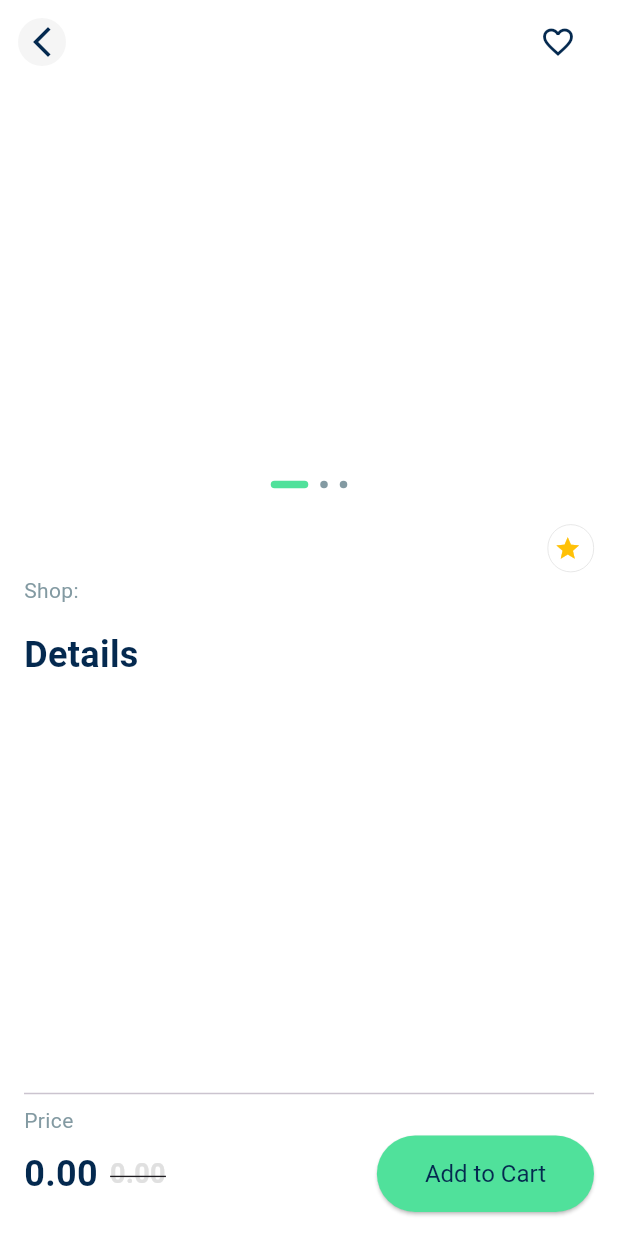
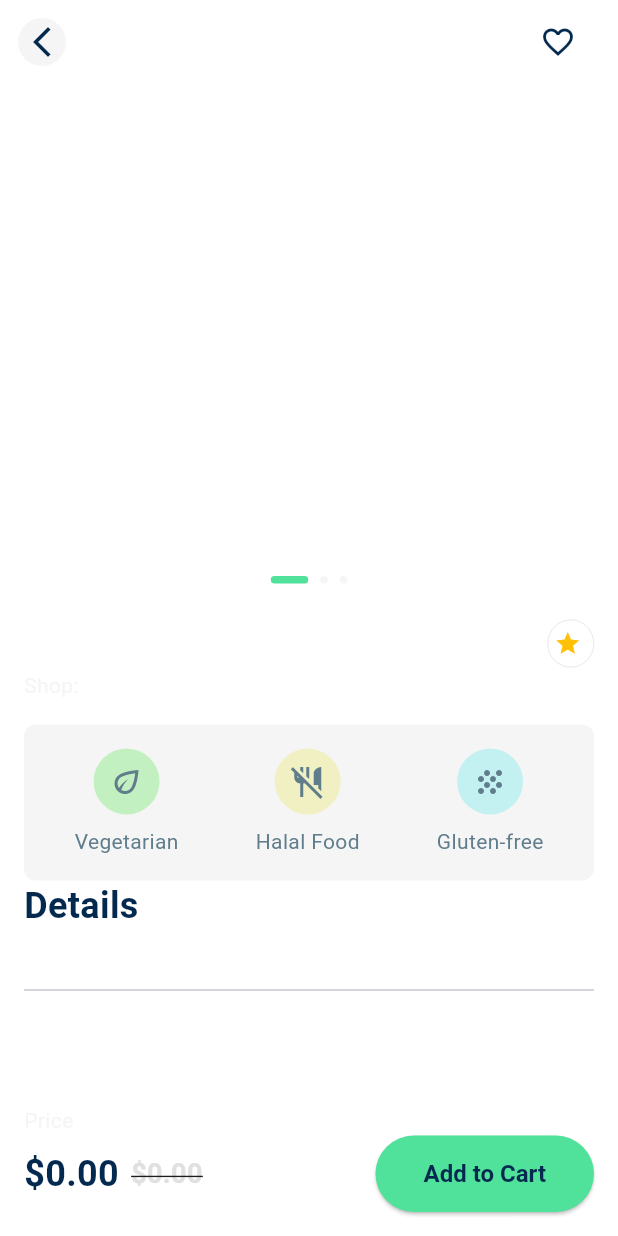
Before and after one commit to gabrielhfdl/bento-challenge, a Flutter app: the SpecialItemDetailPage screen opened directly with empty values, on a phone screen of 412 x 824 dp. Run offline on Flutter 3.47's test engine with Material 3 defaults, Android fonts, the phone set to English and light mode, and no system bars; drawn by our look-alikes of smooth_page_indicator; our stand-ins replace cached_network_image, rxdart; network calls fail.

```diff
--- a/lib/main.dart
+++ b/lib/main.dart
@@ -17,8 +17,10 @@ class MyApp extends StatelessWidget {
   Widget build(BuildContext context) {
     return MaterialApp(
       theme: ThemeData(
-        colorScheme: ColorScheme.fromSeed(seedColor: Colors.deepPurple),
-        useMaterial3: true,
+        appBarTheme: const AppBarTheme(
+          backgroundColor: Colors.white,
+          elevation: 0,
+        ),
       ),
       home: const HomePage(),
     );
--- a/lib/presentation/pages/special_item_details_page.dart
+++ b/lib/presentation/pages/special_item_details_page.dart
@@ -1,6 +1,8 @@
 import 'package:bento_challenge/presentation/widgets/custom_app_bar.dart';
+import 'package:bento_challenge/presentation/widgets/nutritional_information.dart';
 import 'package:bento_challenge/presentation/widgets/rating_widget.dart';
 import 'package:bento_challenge/utils/bento_colors.dart';
+import 'package:cached_network_image/cached_network_image.dart';
 import 'package:flutter/material.dart';
 import 'package:smooth_page_indicator/smooth_page_indicator.dart';
 
@@ -48,23 +50,36 @@ class _SpecialItemDetailPageState extends State<SpecialItemDetailPage> {
           _setFavorite();
         },
       ),
-      body: Padding(
-        padding: const EdgeInsets.all(16.0),
+      body: Stack(
+        children: [
+          SingleChildScrollView(
+            padding: const EdgeInsets.only(
+              left: 16.0,
+              right: 16.0,
+              top: 16.0,
+              bottom:
+                  120.0, // padding para evitar sobreposição com a coluna fixa
+            ),
             child: Column(
               crossAxisAlignment: CrossAxisAlignment.start,
               children: [
-            Expanded(
-              child: SizedBox(
-                height: 500,
+                SizedBox(
+                  height: 300,
                   child: PageView.builder(
                     controller: _pageController,
                     itemCount: widget.imageUrl.length,
                     itemBuilder: (context, index) {
-                    return Image.network(
-                      widget.imageUrl[index],
+                      return CachedNetworkImage(
+                        imageUrl: widget.imageUrl[index],
+                        placeholder: (context, url) => const Center(
+                            child: CircularProgressIndicator(
+                          color: BentoColors.primaryLightGreen,
+                        )),
+                        errorWidget: (context, url, error) =>
+                            const Icon(Icons.error),
+                        fit: BoxFit.cover,
                       );
                     },
-                ),
                   ),
                 ),
                 const SizedBox(
@@ -111,8 +126,33 @@ class _SpecialItemDetailPageState extends State<SpecialItemDetailPage> {
                   ),
                 ),
                 const SizedBox(height: 16),
-
-            // colocar as caracteristicas aqui
+                Container(
+                  padding:
+                      const EdgeInsets.symmetric(vertical: 16, horizontal: 8),
+                  decoration: BoxDecoration(
+                    color: Colors.grey[100],
+                    borderRadius: BorderRadius.circular(8),
+                  ),
+                  child: const Row(
+                    mainAxisAlignment: MainAxisAlignment.spaceAround,
+                    children: [
+                      NutritionalInformation(
+                          label: "Vegetarian",
+                          iconData: Icons.eco_outlined,
+                          backgroundColor: BentoColors.lightGreen4),
+                      NutritionalInformation(
+                        label: "Halal Food",
+                        iconData: Icons.no_meals,
+                        backgroundColor: BentoColors.lightYellow,
+                      ),
+                      NutritionalInformation(
+                        label: "Gluten-free",
+                        iconData: Icons.grain,
+                        backgroundColor: BentoColors.lightBlue,
+                      ),
+                    ],
+                  ),
+                ),
                 const Text(
                   'Details',
                   style: TextStyle(
@@ -125,9 +165,17 @@ class _SpecialItemDetailPageState extends State<SpecialItemDetailPage> {
                   widget.description,
                   style: const TextStyle(fontSize: 16),
                 ),
-            const Spacer(),
                 const Divider(),
-            Column(
+              ],
+            ),
+          ),
+          Align(
+            alignment: Alignment.bottomCenter,
+            child: Container(
+              color: Colors.white, // Fundo branco para a coluna fixa
+              padding: const EdgeInsets.all(16.0),
+              child: Column(
+                mainAxisSize: MainAxisSize.min,
                 crossAxisAlignment: CrossAxisAlignment.start,
                 children: [
                   const Text(
@@ -139,7 +187,7 @@ class _SpecialItemDetailPageState extends State<SpecialItemDetailPage> {
                   Row(
                     children: [
                       Text(
-                      widget.price.toStringAsFixed(2),
+                        '\$${widget.price.toStringAsFixed(2)}',
                         style: const TextStyle(
                           color: BentoColors.primaryBlue,
                           fontWeight: FontWeight.bold,
@@ -149,7 +197,7 @@ class _SpecialItemDetailPageState extends State<SpecialItemDetailPage> {
                       const SizedBox(width: 8),
                       Text(
                         textAlign: TextAlign.end,
-                      widget.oldPrice.toStringAsFixed(2),
+                        '\$${widget.oldPrice.toStringAsFixed(2)}',
                         style: TextStyle(
                           color: Colors.grey[300],
                           fontWeight: FontWeight.bold,
@@ -171,6 +219,7 @@ class _SpecialItemDetailPageState extends State<SpecialItemDetailPage> {
                               vertical: 16, horizontal: 32),
                           textStyle: const TextStyle(
                             color: BentoColors.primaryBlue,
+                            fontWeight: FontWeight.bold,
                             fontSize: 16,
                           ),
                         ),
@@ -182,9 +231,10 @@ class _SpecialItemDetailPageState extends State<SpecialItemDetailPage> {
                     ],
                   )
                 ],
-            )
+              ),
+            ),
+          ),
         ],
-        ),
       ),
     );
   }
--- a/lib/presentation/widgets/custom_floating_action_button.dart
+++ b/lib/presentation/widgets/custom_floating_action_button.dart
@@ -21,7 +21,7 @@ class CustomFloatinActionButton extends StatelessWidget {
         shape: const CircleBorder(),
         child: const Icon(
           Icons.store,
-          color: Colors.lightGreen,
+          color: BentoColors.primaryLightGreen,
         ),
       ),
     );
--- /dev/null
+++ b/lib/presentation/widgets/nutritional_information.dart
@@ -0,0 +1,42 @@
+import 'package:flutter/material.dart';
+
+class NutritionalInformation extends StatelessWidget {
+  final String label;
+  final IconData iconData;
+  final Color backgroundColor;
+
+  const NutritionalInformation({
+    super.key,
+    required this.label,
+    required this.iconData,
+    required this.backgroundColor,
+  });
+
+  @override
+  Widget build(BuildContext context) {
+    return Column(
+      children: [
+        Container(
+          padding: const EdgeInsets.all(10),
+          decoration: BoxDecoration(
+            color: backgroundColor,
+            shape: BoxShape.circle,
+          ),
+          child: Icon(
+            iconData,
+            size: 24,
+            color: Colors.blueGrey,
+          ),
+        ),
+        const SizedBox(height: 8),
+        Text(
+          label,
+          style: const TextStyle(
+            fontSize: 14,
+            color: Colors.blueGrey,
+          ),
+        ),
+      ],
+    );
+  }
+}
--- a/lib/utils/bento_colors.dart
+++ b/lib/utils/bento_colors.dart
@@ -2,12 +2,18 @@ import 'package:flutter/material.dart';
 
 class BentoColors {
   static const Color primaryBlue = Color(0xFF04294F);
-  static const Color primaryGrey = Color(0xFF839AA2);
+  static const Color primaryGrey = Color(0xFFF5F5F5);
+  static const Color primaryLightGrey = Color(0xFF557286);
   static const Color primaryLightGreen = Color(0xFF50E19B);
-  static const Color lightGreen = Color(0xFFBEECC8);
+  static const Color lightGreen = Color(0xFFE6FAF0);
   static const Color lightGreen2 = Color(0xFFF0F5DC);
   static const Color lightBrown = Color.fromARGB(255, 243, 238, 238);
 
   static const Color orangeLight = Color(0xFFFAF0DC);
   static const Color lightGreen3 = Color(0xFFE6FADC);
+
+  //nutritional information widget colros
+  static const Color lightGreen4 = Color(0xFFC3F0C1);
+  static const Color lightYellow = Color(0xFFF0F0C2);
+  static const Color lightBlue = Color(0xFFC3F0F0);
 }
--- a/pubspec.yaml
+++ b/pubspec.yaml
@@ -16,6 +16,7 @@ dependencies:
   http: ^1.2.2
   rxdart: ^0.28.0
   provider: ^6.1.2
+  cached_network_image: ^3.0.0
 
 dev_dependencies:
   flutter_test:
```
Also changed, not shown: lib/presentation/widgets/shop_by_category_section.dart (+7 -1 lines), lib/presentation/widgets/today_special_card.dart (+8 -2 lines), lib/presentation/widgets/top_deal_card.dart (+4 -3 lines). Lines whose indentation alone changed are shown as unchanged.
